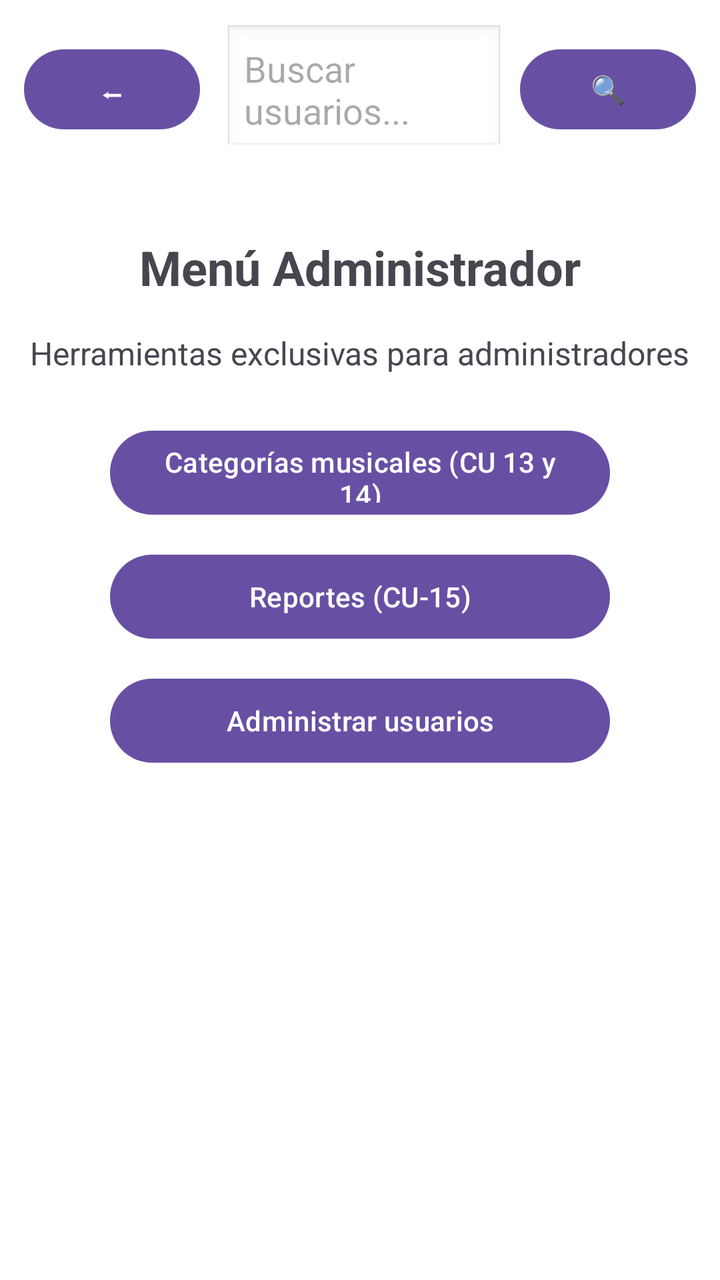
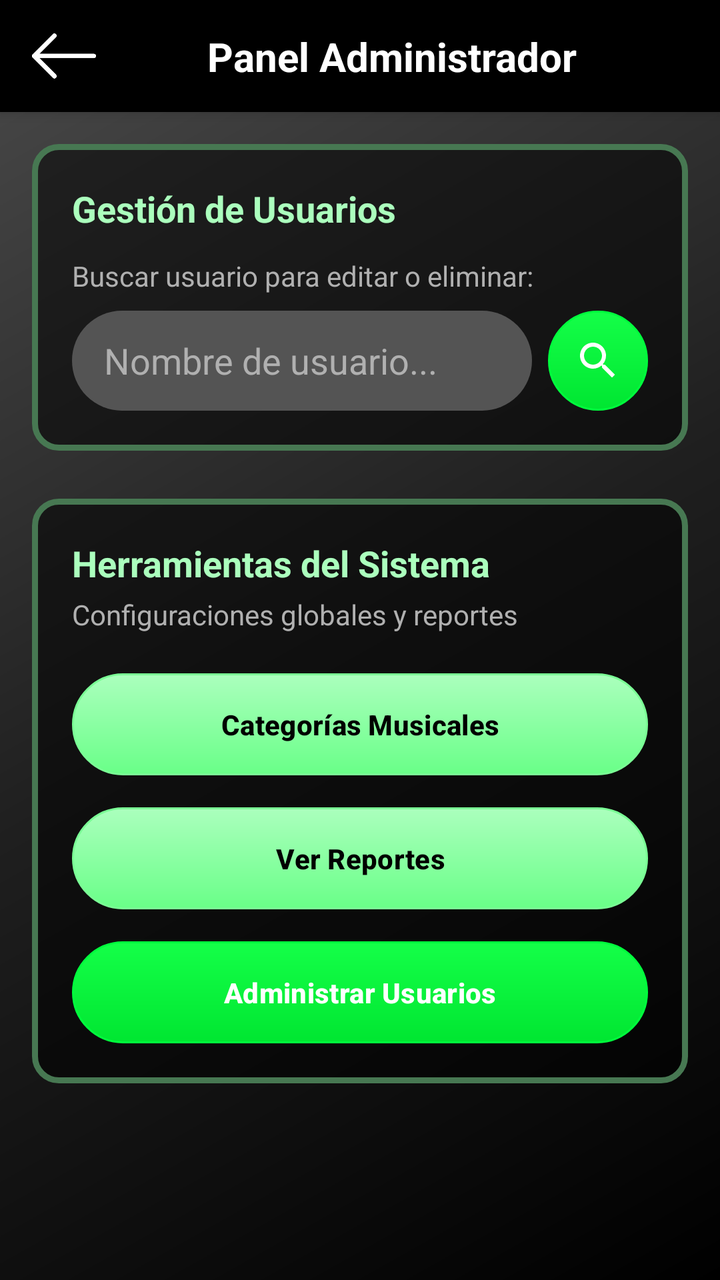

Compare the two renders of this Android layout. The source of the first and the diff that turns it into the second are given below.
<!-- AndroidManifest.xml: application theme Theme.MusAPIApp -->
<!-- res/layout/activity_menu_admin.xml -->
<?xml version="1.0" encoding="utf-8"?>
<LinearLayout xmlns:android="http://schemas.android.com/apk/res/android"
    android:id="@+id/mainMenuAdmin"
    android:layout_width="match_parent"
    android:layout_height="match_parent"
    android:orientation="vertical"
    android:background="@android:color/white"
    android:padding="12dp">

    
    <LinearLayout
        android:layout_width="match_parent"
        android:layout_height="wrap_content"
        android:orientation="horizontal"
        android:gravity="center_vertical"
        android:layout_marginBottom="20dp">

        <Button
            android:id="@+id/btnVolver"
            android:layout_width="wrap_content"
            android:layout_height="wrap_content"
            android:text="⬅" />

        <EditText
            android:id="@+id/etBusquedaUsuarios"
            android:layout_width="0dp"
            android:layout_weight="1"
            android:layout_height="wrap_content"
            android:hint="Buscar usuarios..."
            android:padding="10dp"
            android:layout_marginStart="12dp"
            android:layout_marginEnd="8dp"
            android:background="@android:drawable/edit_text" />

        <Button
            android:id="@+id/btnBuscarUsuarios"
            android:layout_width="wrap_content"
            android:layout_height="wrap_content"
            android:text="🔍" />
    </LinearLayout>

    
    <ScrollView
        android:layout_width="match_parent"
        android:layout_height="0dp"
        android:layout_weight="1">

        <LinearLayout
            android:layout_width="match_parent"
            android:layout_height="wrap_content"
            android:orientation="vertical"
            android:gravity="center_horizontal"
            android:paddingTop="20dp"
            android:paddingBottom="20dp">

            
            <TextView
                android:id="@+id/tvTituloMenuAdmin"
                android:layout_width="wrap_content"
                android:layout_height="wrap_content"
                android:text="Menú Administrador"
                android:textSize="24sp"
                android:textStyle="bold"
                android:layout_marginBottom="16dp" />

            
            <TextView
                android:id="@+id/tvDescripcionAdmin"
                android:layout_width="wrap_content"
                android:layout_height="wrap_content"
                android:text="Herramientas exclusivas para administradores"
                android:textSize="16sp"
                android:layout_marginBottom="24dp"
                android:textAlignment="center" />

            
            <Button
                android:id="@+id/btnCategoriasMusicales"
                android:layout_width="250dp"
                android:layout_height="50dp"
                android:text="Categorías musicales (CU 13 y 14)"
                android:layout_marginBottom="12dp" />

            <Button
                android:id="@+id/btnReportes"
                android:layout_width="250dp"
                android:layout_height="50dp"
                android:text="Reportes (CU-15)"
                android:layout_marginBottom="12dp" />

            <Button
                android:id="@+id/btnAdministrarUsuarios"
                android:layout_width="250dp"
                android:layout_height="50dp"
                android:text="Administrar usuarios"
                android:layout_marginBottom="12dp" />
        </LinearLayout>
    </ScrollView>

</LinearLayout>
<!-- resources referenced by this layout -->
<resources>
  <style name="Theme.MusAPIApp" parent="Base.Theme.MusAPIApp" />
  <style name="Base.Theme.MusAPIApp" parent="Theme.Material3.DayNight.NoActionBar">
          
          
      </style>
</resources>

<!-- the commit's change to res/layout/activity_menu_admin.xml (unified diff, before → after) -->
@@ -1,100 +1,184 @@
 <?xml version="1.0" encoding="utf-8"?>
-<LinearLayout xmlns:android="http://schemas.android.com/apk/res/android"
+<androidx.constraintlayout.widget.ConstraintLayout 
+    xmlns:android="http://schemas.android.com/apk/res/android"
+    xmlns:app="http://schemas.android.com/apk/res-auto"
     android:id="@+id/mainMenuAdmin"
     android:layout_width="match_parent"
     android:layout_height="match_parent"
-    android:orientation="vertical"
-    android:background="@android:color/white"
-    android:padding="12dp">
+    android:background="@drawable/fondo_gradiente_principal">
 
-    
-    <LinearLayout
+    <androidx.constraintlayout.widget.ConstraintLayout
+        android:id="@+id/headerBar"
         android:layout_width="match_parent"
         android:layout_height="wrap_content"
-        android:orientation="horizontal"
-        android:gravity="center_vertical"
-        android:layout_marginBottom="20dp">
+        android:background="#000000"
+        android:paddingVertical="12dp"
+        android:paddingHorizontal="16dp"
+        android:elevation="4dp"
+        app:layout_constraintTop_toTopOf="parent"
+        app:layout_constraintStart_toStartOf="parent"
+        app:layout_constraintEnd_toEndOf="parent">
 
-        <Button
+        <ImageButton
             android:id="@+id/btnVolver"
+            android:layout_width="32dp"
+            android:layout_height="32dp"
+            android:background="?attr/selectableItemBackgroundBorderless"
+            android:contentDescription="Regresar"
+            android:scaleType="fitCenter"
+            android:src="@drawable/ic_back_black"
+            app:tint="#FFFFFF"
+            app:layout_constraintStart_toStartOf="parent"
+            app:layout_constraintTop_toTopOf="parent"
+            app:layout_constraintBottom_toBottomOf="parent" />
+
+        <TextView
             android:layout_width="wrap_content"
             android:layout_height="wrap_content"
-            android:text="⬅" />
+            android:text="Panel Administrador"
+            android:textColor="#FFFFFF"
+            android:textSize="20sp"
+            android:textStyle="bold"
+            app:layout_constraintStart_toEndOf="@id/btnVolver"
+            app:layout_constraintEnd_toEndOf="parent"
+            app:layout_constraintTop_toTopOf="parent"
+            app:layout_constraintBottom_toBottomOf="parent" />
 
-        <EditText
-            android:id="@+id/etBusquedaUsuarios"
-            android:layout_width="0dp"
-            android:layout_weight="1"
-            android:layout_height="wrap_content"
-            android:hint="Buscar usuarios..."
-            android:padding="10dp"
-            android:layout_marginStart="12dp"
-            android:layout_marginEnd="8dp"
-            android:background="@android:drawable/edit_text" />
+    </androidx.constraintlayout.widget.ConstraintLayout>
 
-        <Button
-            android:id="@+id/btnBuscarUsuarios"
-            android:layout_width="wrap_content"
-            android:layout_height="wrap_content"
-            android:text="🔍" />
-    </LinearLayout>
-
-    
     <ScrollView
         android:layout_width="match_parent"
         android:layout_height="0dp"
-        android:layout_weight="1">
+        android:fillViewport="true"
+        android:padding="16dp"
+        app:layout_constraintTop_toBottomOf="@id/headerBar"
+        app:layout_constraintBottom_toBottomOf="parent">
 
         <LinearLayout
             android:layout_width="match_parent"
             android:layout_height="wrap_content"
             android:orientation="vertical"
-            android:gravity="center_horizontal"
-            android:paddingTop="20dp"
-            android:paddingBottom="20dp">
+            android:gravity="center_horizontal">
 
-            
-            <TextView
-                android:id="@+id/tvTituloMenuAdmin"
-                android:layout_width="wrap_content"
+            <LinearLayout
+                android:layout_width="match_parent"
                 android:layout_height="wrap_content"
-                android:text="Menú Administrador"
-                android:textSize="24sp"
-                android:textStyle="bold"
-                android:layout_marginBottom="16dp" />
+                android:orientation="vertical"
+                android:background="@drawable/fondo_info_album"
+                android:padding="20dp"
+                android:layout_marginBottom="24dp">
 
-            
-            <TextView
-                android:id="@+id/tvDescripcionAdmin"
-                android:layout_width="wrap_content"
+                <TextView
+                    android:layout_width="wrap_content"
+                    android:layout_height="wrap_content"
+                    android:text="Gestión de Usuarios"
+                    android:textColor="#ABFFBD"
+                    android:textStyle="bold"
+                    android:textSize="18sp"
+                    android:layout_marginBottom="12dp"/>
+
+                <TextView
+                    android:layout_width="match_parent"
+                    android:layout_height="wrap_content"
+                    android:text="Buscar usuario para editar o eliminar:"
+                    android:textColor="#B0B0B0"
+                    android:textSize="14sp"
+                    android:layout_marginBottom="8dp"/>
+
+                <LinearLayout
+                    android:layout_width="match_parent"
+                    android:layout_height="wrap_content"
+                    android:orientation="horizontal"
+                    android:gravity="center_vertical">
+
+                    <EditText
+                        android:id="@+id/etBusquedaUsuarios"
+                        android:layout_width="0dp"
+                        android:layout_height="50dp"
+                        android:layout_weight="1"
+                        android:background="@drawable/fondo_input_login"
+                        android:hint="Nombre de usuario..."
+                        android:textColorHint="#B0B0B0"
+                        android:textColor="#FFFFFF"
+                        android:paddingHorizontal="16dp"
+                        android:layout_marginEnd="8dp"/>
+
+                    <ImageButton
+                        android:id="@+id/btnBuscarUsuarios"
+                        android:layout_width="50dp"
+                        android:layout_height="50dp"
+                        android:background="@drawable/fondo_boton_principal"
+                        android:src="@drawable/ic_search"
+                        android:scaleType="centerInside"
+                        android:padding="12dp"
+                        app:tint="#FFFFFF"/>
+                </LinearLayout>
+            </LinearLayout>
+
+            <LinearLayout
+                android:layout_width="match_parent"
                 android:layout_height="wrap_content"
-                android:text="Herramientas exclusivas para administradores"
-                android:textSize="16sp"
-                android:layout_marginBottom="24dp"
-                android:textAlignment="center" />
+                android:orientation="vertical"
+                android:background="@drawable/fondo_info_album"
+                android:padding="20dp">
 
-            
-            <Button
-                android:id="@+id/btnCategoriasMusicales"
-                android:layout_width="250dp"
-                android:layout_height="50dp"
-                android:text="Categorías musicales (CU 13 y 14)"
-                android:layout_marginBottom="12dp" />
+                <TextView
+                    android:id="@+id/tvTituloMenuAdmin"
+                    android:layout_width="wrap_content"
+                    android:layout_height="wrap_content"
+                    android:text="Herramientas del Sistema"
+                    android:textColor="#ABFFBD"
+                    android:textStyle="bold"
+                    android:textSize="18sp"
+                    android:layout_marginBottom="4dp"/>
 
-            <Button
-                android:id="@+id/btnReportes"
-                android:layout_width="250dp"
-                android:layout_height="50dp"
-                android:text="Reportes (CU-15)"
-                android:layout_marginBottom="12dp" />
+                <TextView
+                    android:id="@+id/tvDescripcionAdmin"
+                    android:layout_width="match_parent"
+                    android:layout_height="wrap_content"
+                    android:text="Configuraciones globales y reportes"
+                    android:textColor="#B0B0B0"
+                    android:textSize="14sp"
+                    android:layout_marginBottom="20dp"/>
 
-            <Button
-                android:id="@+id/btnAdministrarUsuarios"
-                android:layout_width="250dp"
-                android:layout_height="50dp"
-                android:text="Administrar usuarios"
-                android:layout_marginBottom="12dp" />
+                <Button
+                    android:id="@+id/btnCategoriasMusicales"
+                    android:layout_width="match_parent"
+                    android:layout_height="wrap_content"
+                    android:text="Categorías Musicales"
+                    android:textColor="#000000"
+                    android:textStyle="bold"
+                    android:background="@drawable/fondo_boton_secundario"
+                    app:backgroundTint="@null"
+                    android:paddingVertical="12dp"
+                    android:layout_marginBottom="16dp"/>
+
+                <Button
+                    android:id="@+id/btnReportes"
+                    android:layout_width="match_parent"
+                    android:layout_height="wrap_content"
+                    android:text="Ver Reportes"
+                    android:textColor="#000000"
+                    android:textStyle="bold"
+                    android:background="@drawable/fondo_boton_secundario"
+                    app:backgroundTint="@null"
+                    android:paddingVertical="12dp"
+                    android:layout_marginBottom="16dp"/>
+
+                <Button
+                    android:id="@+id/btnAdministrarUsuarios"
+                    android:layout_width="match_parent"
+                    android:layout_height="wrap_content"
+                    android:text="Administrar Usuarios"
+                    android:textColor="#FFFFFF"
+                    android:textStyle="bold"
+                    android:background="@drawable/fondo_boton_principal"
+                    app:backgroundTint="@null"
+                    android:paddingVertical="12dp"/>
+
+            </LinearLayout>
+
         </LinearLayout>
     </ScrollView>
 
-</LinearLayout>
+</androidx.constraintlayout.widget.ConstraintLayout>
<!-- resource entries referenced after the edit -->
@@ -1,5 +1,82 @@
 <!-- resources referenced by this layout -->
 <resources>
+  <!-- drawable fondo_boton_principal (drawable) -->
+  <?xml version="1.0" encoding="utf-8"?>
+  <shape xmlns:android="http://schemas.android.com/apk/res/android"
+      android:shape="rectangle">
+  
+      <gradient
+          android:startColor="#14FF48"
+          android:endColor="#00E631"
+          android:angle="270" />
+  
+      <corners android:radius="100dp" />
+  
+      <stroke
+          android:width="1dp"
+          android:color="#00FF3D" />
+  </shape>
+  <!-- drawable fondo_boton_secundario (drawable) -->
+  <?xml version="1.0" encoding="utf-8"?>
+  <shape xmlns:android="http://schemas.android.com/apk/res/android"
+      android:shape="rectangle">
+  
+      <gradient
+          android:startColor="#ABFFBD"
+          android:endColor="#69FF88"
+          android:angle="270" />
+  
+      <corners android:radius="100dp" />
+  
+      <stroke
+          android:width="1dp"
+          android:color="#7AFF95" />
+  </shape>
+  <!-- drawable fondo_gradiente_principal (drawable) -->
+  <?xml version="1.0" encoding="utf-8"?>
+  <shape xmlns:android="http://schemas.android.com/apk/res/android"
+      android:shape="rectangle">
+      <gradient
+          android:startColor="#000000"
+          android:centerColor="#1F1F1F"
+          android:endColor="#4A4A4A"
+          android:angle="135"
+          android:type="linear" />
+  </shape>
+  <!-- drawable fondo_info_album (drawable) -->
+  <?xml version="1.0" encoding="utf-8"?>
+  <shape xmlns:android="http://schemas.android.com/apk/res/android"
+      android:shape="rectangle">
+  
+      <solid android:color="#85000000" />
+  
+      <stroke
+          android:width="3dp"
+          android:color="#477852" />
+  
+      <corners android:radius="12dp" />
+  </shape>
+  <!-- drawable fondo_input_login (drawable) -->
+  <?xml version="1.0" encoding="utf-8"?>
+  <shape xmlns:android="http://schemas.android.com/apk/res/android"
+      android:shape="rectangle">
+  
+      <solid android:color="#545454"/>
+  
+      <corners android:radius="100dp"/>
+  </shape>
+  <!-- drawable ic_back_black: png bitmap (drawable, 4720 bytes) -->
+  <!-- drawable ic_search (drawable) -->
+  <?xml version="1.0" encoding="utf-8"?>
+  <vector xmlns:android="http://schemas.android.com/apk/res/android"
+      android:width="24dp"
+      android:height="24dp"
+      android:viewportWidth="24"
+      android:viewportHeight="24">
+      <path
+          android:fillColor="#FFFFFF"
+          android:pathData="M15.5,14h-0.79l-0.28,-0.27C15.41,12.59 16,11.11 16,9.5 16,5.91 13.09,3 9.5,3S3,5.91 3,9.5 5.91,16 9.5,16c1.61,0 3.09,-0.59 4.23,-1.57l0.27,0.28v0.79l5,4.99L20.49,19l-4.99,-5zM9.5,14C7.01,14 5,11.99 5,9.5S7.01,5 9.5,5 14,7.01 14,9.5 11.99,14 9.5,14z"/>
+  </vector>
   <style name="Theme.MusAPIApp" parent="Base.Theme.MusAPIApp" />
   <style name="Base.Theme.MusAPIApp" parent="Theme.Material3.DayNight.NoActionBar">
           
